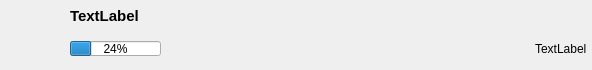
Before: the Qt Designer form src/ui/DownloadItem.ui in gyuha/wolf-catcher, drawn with Qt 5.
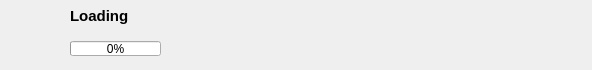
After: the same form once the commit is applied. Icons and pictures are not drawn.

The edit to the form file:
```diff
--- a/src/ui/DownloadItem.ui
+++ b/src/ui/DownloadItem.ui
@@ -64,7 +64,7 @@
           </font>
          </property>
          <property name="text">
-          <string>TextLabel</string>
+          <string>Loading</string>
          </property>
         </widget>
        </item>
@@ -151,7 +151,7 @@
           </size>
          </property>
          <property name="value">
-          <number>24</number>
+          <number>0</number>
          </property>
         </widget>
        </item>
@@ -171,7 +171,7 @@
        <item>
         <widget class="QLabel" name="status_label">
          <property name="text">
-          <string>TextLabel</string>
+          <string>                             </string>
          </property>
         </widget>
        </item>
```
